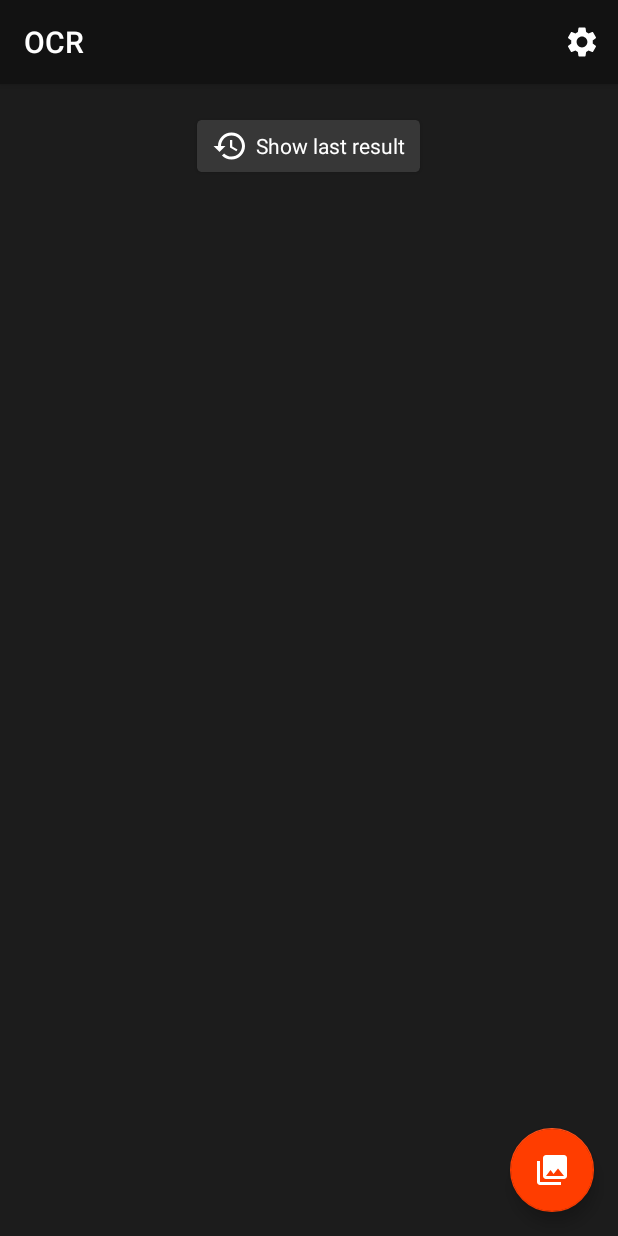
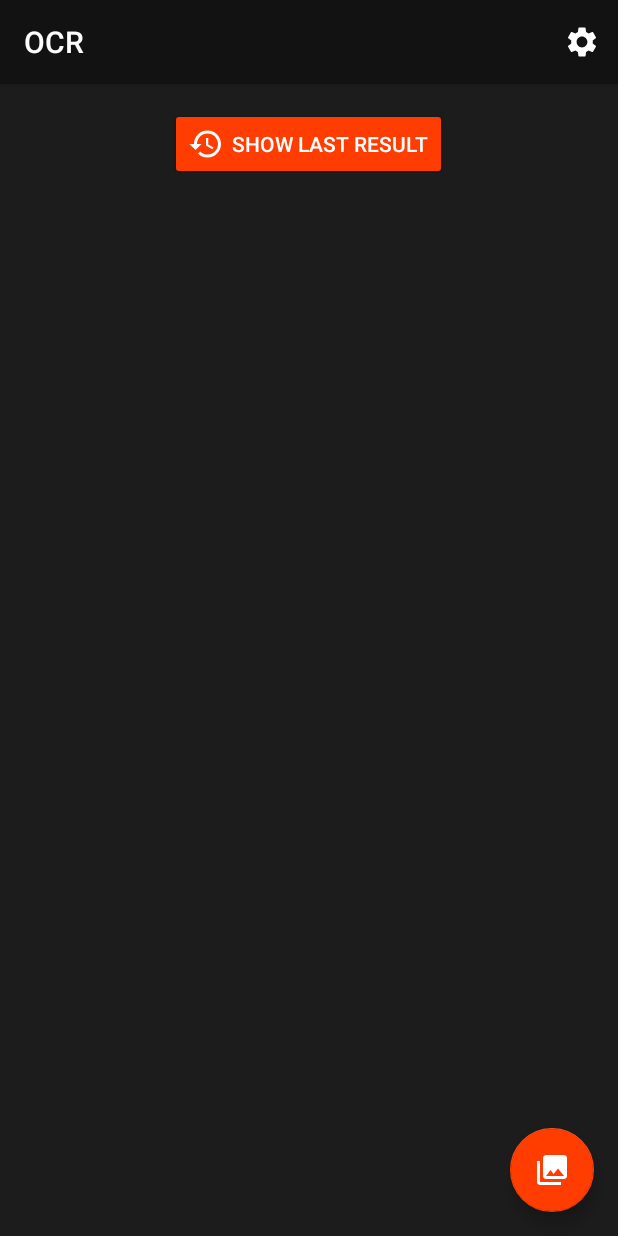
Before and after one commit to SubhamTyagi/android-ocr, an Android app: the screen it shows after launch (MainActivity), on a phone screen of 412 x 824 dp. Run offline under Robolectric (Android 15) with nearby library versions, the light colour scheme and no system bars; libraries missing offline, so code that uses them is left out: com.googlecode.leptonica, com.googlecode.tesseract, com.theartofdev.edmodo; plain views replace ProgressIndicator; pictures from the network do not load; 1 statement that could not run was skipped.

Commit message:
Minor improvements.

```diff
--- a/app/src/main/java/io/github/subhamtyagi/ocr/BottomSheetResultsFragment.java
+++ b/app/src/main/java/io/github/subhamtyagi/ocr/BottomSheetResultsFragment.java
@@ -9,13 +9,13 @@ import android.os.Bundle;
 import android.view.LayoutInflater;
 import android.view.View;
 import android.view.ViewGroup;
+import android.widget.Button;
 import android.widget.TextView;
 import android.widget.Toast;
 
 import androidx.annotation.NonNull;
 import androidx.annotation.Nullable;
 import androidx.appcompat.widget.Toolbar;
-import androidx.cardview.widget.CardView;
 
 import com.google.android.material.bottomsheet.BottomSheetDialogFragment;
 
@@ -96,9 +96,9 @@ public class BottomSheetResultsFragment extends BottomSheetDialogFragment {
     @Override
     public void dismiss() {
 
-        CardView lastResultFrame = requireActivity().findViewById(R.id.last_result_frame);
-        lastResultFrame.setTag(bundle.getString(ARGUMENT_TEXT));
-        lastResultFrame.setVisibility(View.VISIBLE);
+        Button lastResultButton = requireActivity().findViewById(R.id.btn_last_result);
+        lastResultButton.setTag(bundle.getString(ARGUMENT_TEXT));
+        lastResultButton.setVisibility(View.VISIBLE);
 
         super.dismiss();
 
--- a/app/src/main/java/io/github/subhamtyagi/ocr/MainActivity.java
+++ b/app/src/main/java/io/github/subhamtyagi/ocr/MainActivity.java
@@ -20,13 +20,13 @@ import android.util.Log;
 import android.view.Menu;
 import android.view.MenuItem;
 import android.view.View;
+import android.widget.Button;
 import android.widget.ImageView;
 import android.widget.Toast;
 
 import androidx.annotation.Nullable;
 import androidx.appcompat.app.AlertDialog;
 import androidx.appcompat.app.AppCompatActivity;
-import androidx.cardview.widget.CardView;
 import androidx.swiperefreshlayout.widget.SwipeRefreshLayout;
 
 import com.google.android.material.floatingactionbutton.FloatingActionButton;
@@ -107,9 +107,9 @@ public class MainActivity extends AppCompatActivity implements TessBaseAPI.Progr
      */
     private FloatingActionButton mFloatingActionButton;
     /**
-     * CardView
+     * Button
      */
-    private CardView mLastResultFrame;
+    private Button mLastResultButton;
 
     @Override
     protected void onCreate(Bundle savedInstanceState) {
@@ -123,7 +123,7 @@ public class MainActivity extends AppCompatActivity implements TessBaseAPI.Progr
         mProgressIndicator = findViewById(R.id.progress_indicator);
         mSwipeRefreshLayout = findViewById(R.id.swipe_to_refresh);
         mFloatingActionButton = findViewById(R.id.btn_scan);
-        mLastResultFrame = findViewById(R.id.last_result_frame);
+        mLastResultButton = findViewById(R.id.btn_last_result);
 
         initDirectories();
         /*
@@ -140,13 +140,13 @@ public class MainActivity extends AppCompatActivity implements TessBaseAPI.Progr
 
     private void initViews() {
 
-        mLastResultFrame.setOnClickListener(v -> {
+        mLastResultButton.setOnClickListener(v -> {
 
-            if(mLastResultFrame.getTag() != null) {
+            if(mLastResultButton.getTag() != null) {
 
-                mLastResultFrame.setVisibility(View.GONE);
+                mLastResultButton.setVisibility(View.GONE);
 
-                BottomSheetResultsFragment bottomSheetResultsFragment = BottomSheetResultsFragment.newInstance((String) mLastResultFrame.getTag());
+                BottomSheetResultsFragment bottomSheetResultsFragment = BottomSheetResultsFragment.newInstance((String) mLastResultButton.getTag());
                 bottomSheetResultsFragment.show(getSupportFragmentManager(), "bottomSheetResultsFragment");
 
             }
@@ -197,8 +197,8 @@ public class MainActivity extends AppCompatActivity implements TessBaseAPI.Progr
 
             if (text != null) {
 
-                mLastResultFrame.setTag(text);
-                mLastResultFrame.setVisibility(View.VISIBLE);
+                mLastResultButton.setTag(text);
+                mLastResultButton.setVisibility(View.VISIBLE);
 
             }
         }
@@ -560,7 +560,7 @@ public class MainActivity extends AppCompatActivity implements TessBaseAPI.Progr
         protected void onPreExecute() {
             super.onPreExecute();
 
-            mLastResultFrame.setVisibility(View.GONE);
+            mLastResultButton.setVisibility(View.GONE);
             mProgressIndicator.setProgress(0);
             mProgressIndicator.setVisibility(View.VISIBLE);
 
--- a/app/src/main/res/layout/activity_main.xml
+++ b/app/src/main/res/layout/activity_main.xml
@@ -22,31 +22,16 @@
         android:layout_width="match_parent"
         android:layout_height="match_parent">
 
-        <androidx.cardview.widget.CardView
-            android:id="@+id/last_result_frame"
+        <Button
+            android:id="@+id/btn_last_result"
+            style="@style/Widget.AppCompat.Button.Colored"
             android:layout_width="wrap_content"
             android:layout_height="wrap_content"
             android:layout_gravity="center_horizontal"
-            android:layout_marginTop="24dp"
-            android:visibility="gone"
-            app:cardBackgroundColor="@color/elevatedSurface"
-            app:cardCornerRadius="3dp"
-            tools:visibility="visible">
-
-            <TextView
-                android:layout_width="wrap_content"
-                android:layout_height="wrap_content"
-                android:layout_marginLeft="10dp"
-                android:layout_marginTop="5dp"
-                android:layout_marginRight="10dp"
-                android:layout_marginBottom="5dp"
-                android:drawablePadding="5dp"
-                android:gravity="center_vertical"
-                android:text="@string/show_last_result"
-                android:textColor="@android:color/white"
-                app:drawableLeftCompat="@drawable/ic_baseline_history_24" />
-
-        </androidx.cardview.widget.CardView>
+            android:layout_marginTop="16dp"
+            android:drawableStart="@drawable/ic_baseline_history_24"
+            android:drawablePadding="5dp"
+            android:text="@string/show_last_result" />
 
         <androidx.swiperefreshlayout.widget.SwipeRefreshLayout
             android:id="@+id/swipe_to_refresh"
```
